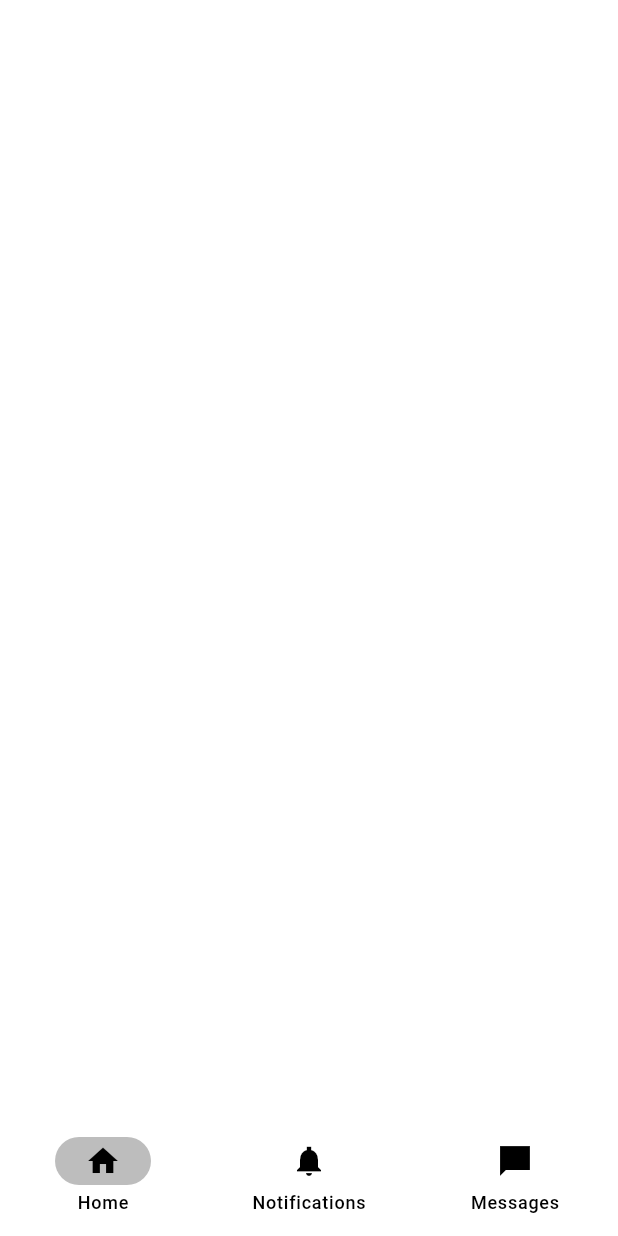
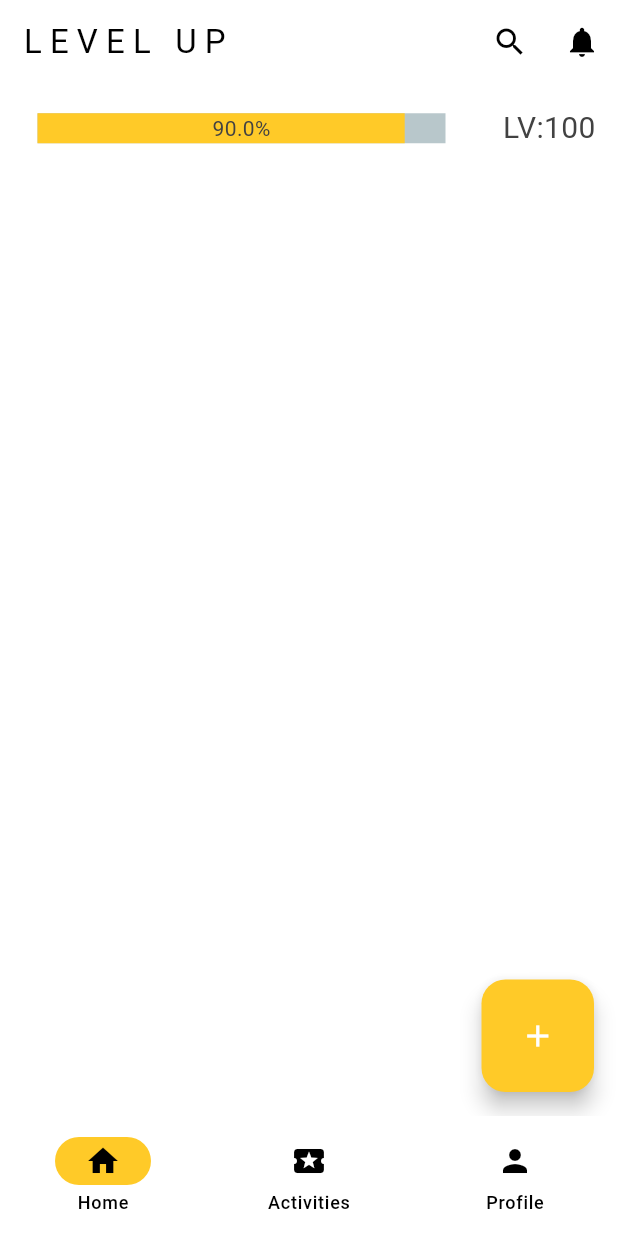
Before and after one commit to dvip1/rewardBasedSocialMedia, a Flutter app: the screen it shows after launch, on a phone screen of 412 x 824 dp. Run offline on Flutter 3.47's test engine with Material 3 defaults, Android fonts, the phone set to English and light mode, and no system bars; drawn by our look-alikes of percent_indicator.

Commit message:
done with bottom navigation pages, with level progress

```diff
--- a/client/lib/Components/navigation_bar.dart
+++ /dev/null
@@ -1,39 +0,0 @@
-import 'package:flutter/material.dart';
-
-class Navigation_bar extends StatefulWidget {
-  const Navigation_bar({super.key});
-
-  @override
-  State<Navigation_bar> createState() => _Navigation_barState();
-}
-
-class _Navigation_barState extends State<Navigation_bar> {
-  int currentPageIndex = 0;
-  @override
-  Widget build(BuildContext context) {
-    return NavigationBar(
-      onDestinationSelected: (int index) {
-        setState(() {
-          currentPageIndex = index;
-        });
-      },
-      indicatorColor: Theme.of(context).colorScheme.secondary,
-      selectedIndex: currentPageIndex,
-      destinations: const <Widget>[
-        NavigationDestination(
-          selectedIcon: Icon(Icons.home),
-          icon: Icon(Icons.home_outlined),
-          label: 'Home',
-        ),
-        NavigationDestination(
-          icon: Icon(Icons.notifications_sharp),
-          label: 'Notifications',
-        ),
-        NavigationDestination(
-          icon: Icon(Icons.messenger_sharp),
-          label: 'Messages',
-        ),
-      ],
-    );
-  }
-}
--- a/client/lib/main.dart
+++ b/client/lib/main.dart
@@ -1,4 +1,6 @@
+import 'package:client/pages/base.dart';
 import 'package:client/pages/homepage.dart';
+
 import 'package:client/theme/dark_mode.dart';
 import 'package:client/theme/light_mode.dart';
 import 'package:flutter/material.dart';
@@ -18,6 +20,6 @@
         title: 'Flutter Demo',
         theme: lightTheme,
         darkTheme: darkTheme,
-        home: MyHomePage());
+        home: Wrapper());
   }
 }
--- /dev/null
+++ b/client/lib/pages/activities_page.dart
@@ -0,0 +1,10 @@
+import 'package:flutter/material.dart';
+
+class ActivitiesPage extends StatelessWidget {
+  const ActivitiesPage({super.key});
+
+  @override
+  Widget build(BuildContext context) {
+    return const Placeholder();
+  }
+}
--- /dev/null
+++ b/client/lib/pages/base.dart
@@ -0,0 +1,62 @@
+import 'package:client/pages/activities_page.dart';
+import 'package:client/pages/homepage.dart';
+import 'package:client/pages/profile_page.dart';
+import 'package:flutter/material.dart';
+
+class Wrapper extends StatefulWidget {
+  const Wrapper({Key? key}) : super(key: key);
+
+  @override
+  State<Wrapper> createState() => _WrapperState();
+}
+
+class _WrapperState extends State<Wrapper> {
+  int currentPageIndex = 0;
+  List<Widget> pages = [
+    MyHomePage(),
+    ActivitiesPage(),
+    ProfilePage(),
+  ];
+  @override
+  Widget build(BuildContext context) {
+    return Scaffold(
+        appBar: AppBar(
+          title: Text('L E V E L   U P'),
+          actions: [
+            IconButton(
+              onPressed: () => {},
+              icon: Icon(Icons.search),
+            ),
+            IconButton(
+              onPressed: () => {},
+              icon: Icon(Icons.notifications),
+            )
+          ],
+        ),
+        bottomNavigationBar: NavigationBar(
+          onDestinationSelected: (int index) {
+            setState(() {
+              currentPageIndex = index;
+            });
+          },
+          indicatorColor: Theme.of(context).colorScheme.secondary,
+          selectedIndex: currentPageIndex,
+          destinations: const <Widget>[
+            NavigationDestination(
+              selectedIcon: Icon(Icons.home),
+              icon: Icon(Icons.home),
+              label: 'Home',
+            ),
+            NavigationDestination(
+              icon: Icon(Icons.local_activity),
+              label: 'Activities',
+            ),
+            NavigationDestination(
+              icon: Icon(Icons.person),
+              label: 'Profile',
+            ),
+          ],
+        ),
+        body: pages[currentPageIndex]);
+  }
+}
--- a/client/lib/pages/homepage.dart
+++ b/client/lib/pages/homepage.dart
@@ -1,5 +1,5 @@
-import 'package:client/Components/navigation_bar.dart';
 import 'package:flutter/material.dart';
+import 'package:percent_indicator/percent_indicator.dart';
 
 class MyHomePage extends StatefulWidget {
   MyHomePage({super.key});
@@ -12,8 +12,41 @@ class _MyHomePageState extends State<MyHomePage> {
   @override
   Widget build(BuildContext context) {
     return Scaffold(
-      bottomNavigationBar: Navigation_bar(),
-      appBar: AppBar(),
+      floatingActionButton: SizedBox(
+        height: 75,
+        width: 75,
+        child: FloatingActionButton(
+            backgroundColor: Theme.of(context).colorScheme.secondary,
+            onPressed: () {},
+            child: const Icon(
+              Icons.add,
+              color: Colors.white,
+            )),
+      ),
+      body: SingleChildScrollView(
+          child: Column(
+        children: [
+          Padding(
+              padding: const EdgeInsets.all(15.0),
+              child: Row(
+                mainAxisAlignment: MainAxisAlignment.spaceBetween,
+                children: [
+                  LinearPercentIndicator(
+                      width: MediaQuery.of(context).size.width - 120,
+                      animation: true,
+                      lineHeight: 20.0,
+                      animationDuration: 2000,
+                      percent: 0.9,
+                      center: const Text("90.0%"),
+                      progressColor: Theme.of(context).colorScheme.secondary),
+                  const Text(
+                    "LV:100",
+                    style: TextStyle(fontSize: 20),
+                  )
+                ],
+              )),
+        ],
+      )),
     );
   }
 }
--- /dev/null
+++ b/client/lib/pages/profile_page.dart
@@ -0,0 +1,10 @@
+import 'package:flutter/material.dart';
+
+class ProfilePage extends StatelessWidget {
+  const ProfilePage({super.key});
+
+  @override
+  Widget build(BuildContext context) {
+    return const Placeholder();
+  }
+}
--- a/client/lib/theme/light_mode.dart
+++ b/client/lib/theme/light_mode.dart
@@ -5,7 +5,7 @@ ThemeData lightTheme = ThemeData(
     colorScheme: ColorScheme.light(
         background: Colors.grey.shade300,
         primary: Colors.grey.shade200,
-        secondary: Colors.grey.shade400,
-        inversePrimary: Colors.grey.shade600),
+        secondary: Colors.amber.shade400,
+        inversePrimary: Colors.amber.shade600),
     textTheme: ThemeData.light().textTheme.apply(bodyColor: Colors.grey[800]),
     disabledColor: Colors.black);
--- a/client/pubspec.yaml
+++ b/client/pubspec.yaml
@@ -35,6 +35,7 @@ dependencies:
   # The following adds the Cupertino Icons font to your application.
   # Use with the CupertinoIcons class for iOS style icons.
   cupertino_icons: ^1.0.2
+  percent_indicator: ^4.0.1
 
 dev_dependencies:
   flutter_test:
```
Also changed, not shown: client/pubspec.lock.
